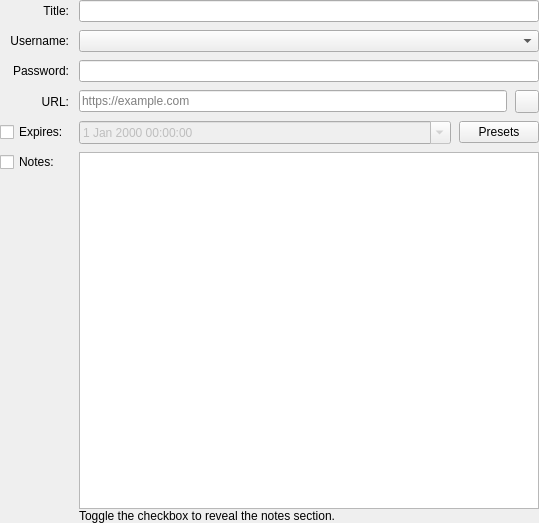
Above: src/gui/entry/EditEntryWidgetMain.ui from keepassxreboot/keepassxc before the change. Below: the same form after it.
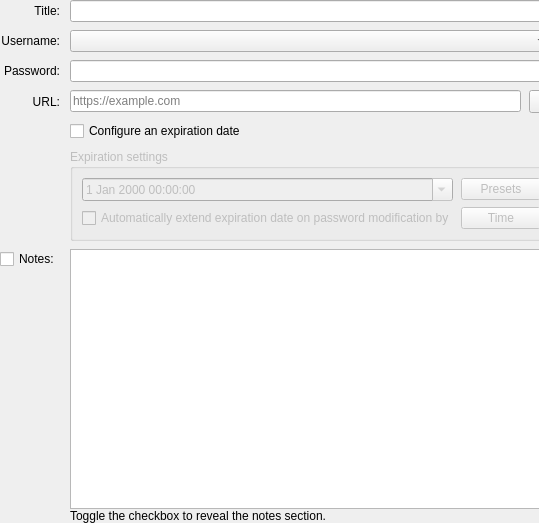
That is the form after the change. Custom widgets are drawn as their Qt base class.

Commit message:
allow automatic expiration date extension on pwd modification
Addressed issue #2010

Creates a new Expiration Settings area in the Edit Entry widget, composed
of the expiration date settings and a new optional feature that allows for
automatic extension of the expiration date on password modification.

```diff
--- a/src/gui/entry/EditEntryWidgetMain.ui
+++ b/src/gui/entry/EditEntryWidgetMain.ui
@@ -56,7 +56,7 @@
     <property name="verticalSpacing">
      <number>8</number>
     </property>
-    <item row="6" column="1">
+    <item row="7" column="1">
      <layout class="QVBoxLayout" name="verticalLayout_2">
       <item>
        <widget class="QPlainTextEdit" name="notesEdit">
@@ -99,7 +99,7 @@
       </property>
      </widget>
     </item>
-    <item row="6" column="0">
+    <item row="7" column="0">
      <layout class="QVBoxLayout" name="verticalLayout">
       <item>
        <widget class="QCheckBox" name="notesEnabled">
@@ -129,45 +129,6 @@
       </item>
      </layout>
     </item>
-    <item row="5" column="1">
-     <layout class="QHBoxLayout" name="horizontalLayout_2">
-      <property name="spacing">
-       <number>8</number>
-      </property>
-      <item>
-       <widget class="QDateTimeEdit" name="expireDatePicker">
-        <property name="enabled">
-         <bool>false</bool>
-        </property>
-        <property name="accessibleName">
-         <string>Expiration field</string>
-        </property>
-        <property name="calendarPopup">
-         <bool>true</bool>
-        </property>
-       </widget>
-      </item>
-      <item>
-       <widget class="QPushButton" name="expirePresets">
-        <property name="sizePolicy">
-         <sizepolicy hsizetype="Fixed" vsizetype="Fixed">
-          <horstretch>0</horstretch>
-          <verstretch>0</verstretch>
-         </sizepolicy>
-        </property>
-        <property name="toolTip">
-         <string>Expiration Presets</string>
-        </property>
-        <property name="accessibleName">
-         <string>Expiration presets</string>
-        </property>
-        <property name="text">
-         <string>Presets</string>
-        </property>
-       </widget>
-      </item>
-     </layout>
-    </item>
     <item row="2" column="0">
      <widget class="QLabel" name="passwordLabel">
       <property name="text">
@@ -252,25 +213,112 @@
       </property>
      </widget>
     </item>
-    <item row="5" column="0">
-     <layout class="QHBoxLayout" name="horizontalLayout">
-      <property name="spacing">
-       <number>0</number>
+    <item row="5" column="1">
+     <widget class="QCheckBox" name="expireCheck">
+      <property name="toolTip">
+       <string>Toggle expiration</string>
       </property>
-      <item>
-       <widget class="QCheckBox" name="expireCheck">
-        <property name="toolTip">
-         <string>Toggle expiration</string>
-        </property>
-        <property name="accessibleName">
-         <string>Toggle expiration</string>
-        </property>
-        <property name="text">
-         <string>Expires:</string>
-        </property>
-       </widget>
+      <property name="accessibleName">
+       <string>Toggle expiration</string>
+      </property>
+      <property name="text">
+       <string>Configure an expiration date</string>
+      </property>
+     </widget>
+    </item>
+    <item row="6" column="1">
+     <widget class="QGroupBox" name="expirationBox">
+      <property name="enabled">
+       <bool>false</bool>
+      </property>
+      <property name="title">
+       <string>Expiration settings</string>
+      </property>
+      <layout class="QVBoxLayout" name="verticalLayout_expiration">
+       <item>
+        <layout class="QHBoxLayout" name="horizontalLayout_expiration">
+         <property name="spacing">
+          <number>0</number>
+         </property>
+        </layout>
+       </item>
+       <item>
+        <layout class="QHBoxLayout" name="horizontalLayout_2">
+         <property name="spacing">
+          <number>8</number>
+         </property>
+         <item>
+          <widget class="QDateTimeEdit" name="expireDatePicker">
+           <property name="accessibleName">
+            <string>Expiration field</string>
+           </property>
+           <property name="calendarPopup">
+            <bool>true</bool>
+           </property>
+          </widget>
+         </item>
+         <item>
+          <widget class="QPushButton" name="expirePresets">
+           <property name="sizePolicy">
+            <sizepolicy hsizetype="Fixed" vsizetype="Fixed">
+             <horstretch>0</horstretch>
+             <verstretch>0</verstretch>
+            </sizepolicy>
+           </property>
+           <property name="toolTip">
+            <string>Expiration Presets</string>
+           </property>
+           <property name="accessibleName">
+            <string>Expiration presets</string>
+           </property>
+           <property name="text">
+            <string>Presets</string>
+           </property>
+          </widget>
+         </item>
+        </layout>
+       </item>
+       <item>
+       <layout class="QHBoxLayout" name="horizontalautoUpdate">
+        <item>
+         <widget class="QCheckBox" name="autoExtendExpire">
+          <property name="toolTip">
+           <string>Toggle auto updating expiration</string>
+          </property>
+          <property name="accessibleName">
+           <string>Toggle auto updating expiration date</string>
+          </property>
+          <property name="text">
+           <string>Automatically extend expiration date on password modification by</string>
+          </property>
+         </widget>
+        </item>
+        <item>
+         <widget class="QPushButton" name="extendPresets">
+          <property name="enabled">
+           <bool>false</bool>
+          </property>
+          <property name="sizePolicy">
+           <sizepolicy hsizetype="Fixed" vsizetype="Fixed">
+            <horstretch>0</horstretch>
+            <verstretch>0</verstretch>
+           </sizepolicy>
+          </property>
+          <property name="toolTip">
+           <string>Expiration extension Presets</string>
+          </property>
+          <property name="accessibleName">
+           <string>Expiration extension presets</string>
+          </property>
+          <property name="text">
+           <string>Time</string>
+          </property>
+         </widget>
+        </item>
+      </layout>
       </item>
-     </layout>
+      </layout>
+     </widget>
     </item>
    </layout>
   </widget>
```
The commit also changes 2 other files.
